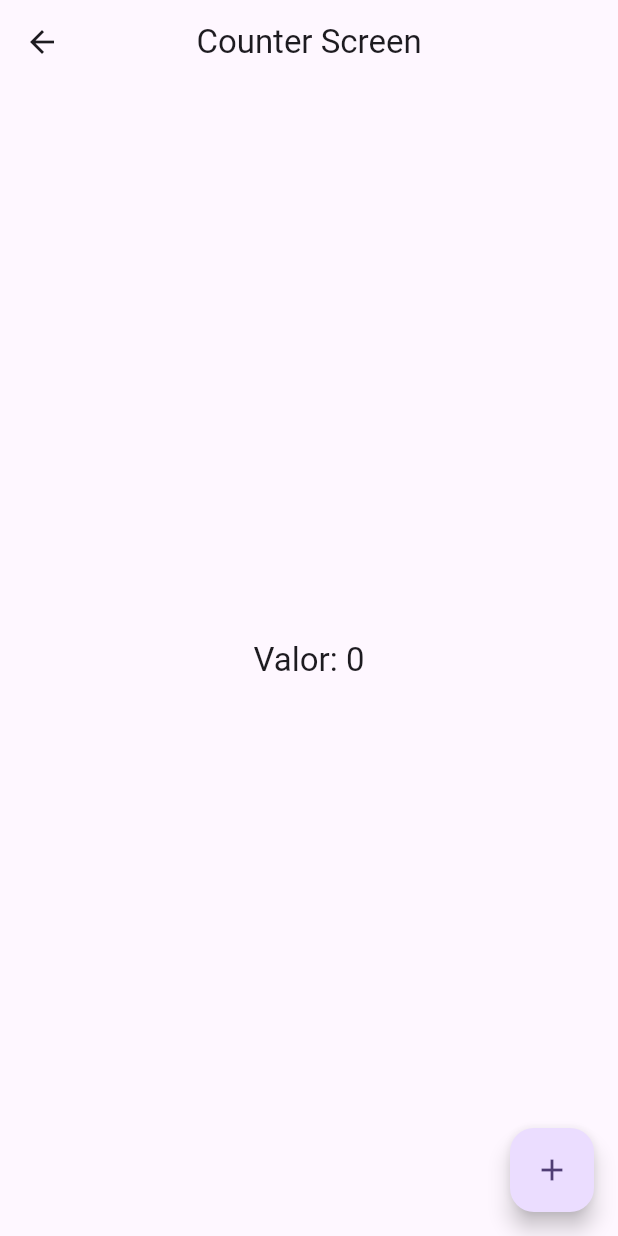
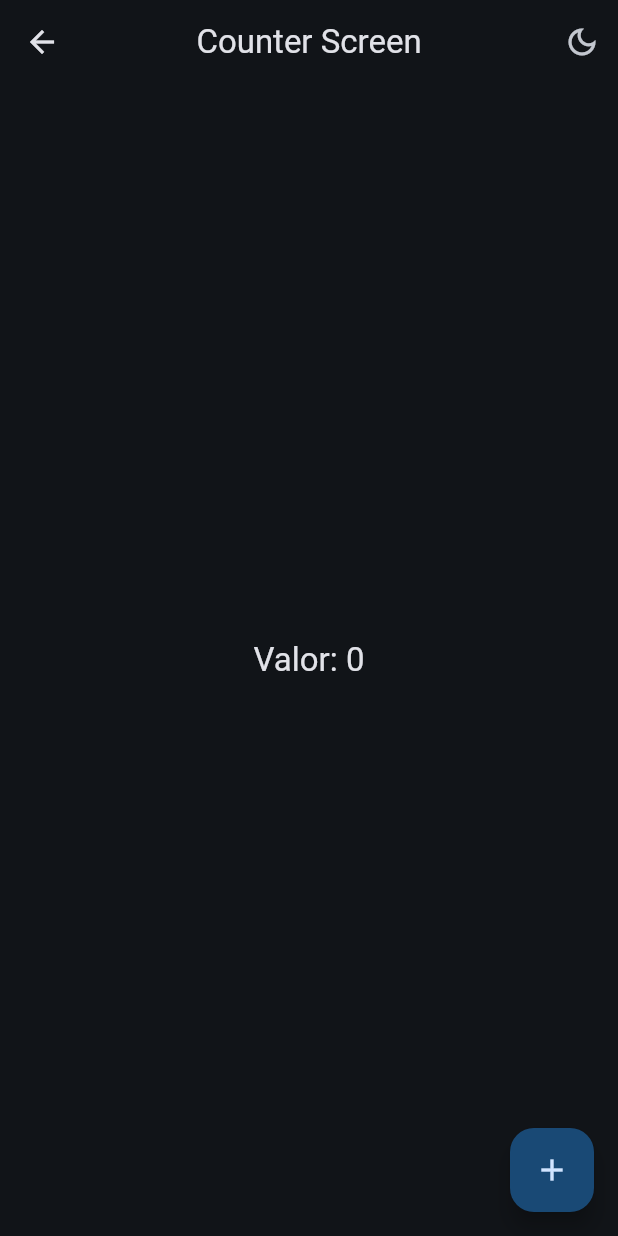
Before and after one commit to AlejandroMira77/widgets_app, a Flutter app: the screen it shows after launch, after a tap on "Riverpod Counter", on a phone screen of 412 x 824 dp. Run offline on Flutter 3.47's test engine with Material 3 defaults, Android fonts, the phone set to English and light mode, and no system bars; our stand-ins replace animate_do, flutter_riverpod, go_router.

Commit message:
config cambio de tema

```diff
--- a/lib/config/menu/menu_items.dart
+++ b/lib/config/menu/menu_items.dart
@@ -69,5 +69,11 @@ const appMenuItems = <MenuItem>[
     subtitle: 'Listas infinitas y pull to refresh',
     link: '/infinite',
     icon: Icons.list_alt_rounded
+  ),
+  MenuItem(
+    title: 'Cambiar tema',
+    subtitle: 'Cambiar tema de la aplicación',
+    link: '/theme-changer',
+    icon: Icons.color_lens_outlined
   )
 ];
--- a/lib/config/router/app_router.dart
+++ b/lib/config/router/app_router.dart
@@ -53,6 +53,11 @@ final appRouter = GoRouter(
       path: '/counter-river',
       name: CounterScreen.name,
       builder: (context, state) => const CounterScreen(),
+    ),
+    GoRoute(
+      path: '/theme-changer',
+      name: ThemeChangerScreen.name,
+      builder: (context, state) => const ThemeChangerScreen(),
     )
   ]
 );
--- a/lib/config/theme/app_theme.dart
+++ b/lib/config/theme/app_theme.dart
@@ -15,14 +15,17 @@ const colorList = <Color>[
 class AppTheme {
 
   final int selectedColor;
+  final bool isDarkMode;
 
   AppTheme({
-    this.selectedColor = 0
+    this.selectedColor = 0,
+    this.isDarkMode = false
   }): assert(selectedColor >= 0, 'Selected color must be greater then 0'),
       assert(selectedColor < colorList.length, 'Selected color must be less or equal than ${ colorList.length - 1 }');
 
   ThemeData getTheme() => ThemeData(
     useMaterial3: true,
+    brightness: isDarkMode ? Brightness.dark : Brightness.light,
     colorSchemeSeed: colorList[selectedColor],
     appBarTheme: const AppBarTheme(
       centerTitle: true
--- a/lib/main.dart
+++ b/lib/main.dart
@@ -1,21 +1,33 @@
 import 'package:flutter/material.dart';
+import 'package:flutter_riverpod/flutter_riverpod.dart';
+
 import 'package:widgets_app/config/router/app_router.dart';
 import 'package:widgets_app/config/theme/app_theme.dart';
+import 'package:widgets_app/presentation/providers/theme_provider.dart';
 
 void main() {
-  runApp(const MainApp());
+  runApp(
+    // ProviderScope es un tipo de widget especial en el que va a mantener una referencia a todos los providers
+    const ProviderScope(
+      child: MainApp()
+    )
+  );
 }
 
-class MainApp extends StatelessWidget {
+class MainApp extends ConsumerWidget {
   const MainApp({super.key});
 
   @override
-  Widget build(BuildContext context) {
+  Widget build(BuildContext context, WidgetRef ref) {
+
+    final bool darkMode = ref.watch(isDarkModeProvider);
+    final int selectedColor = ref.watch(selectedColorProvider);
+
     return MaterialApp.router(
       title: 'Flutter Widgets',
       routerConfig: appRouter,
       debugShowCheckedModeBanner: false,
-      theme: AppTheme(selectedColor: 5).getTheme(),
+      theme: AppTheme(selectedColor: selectedColor, isDarkMode: darkMode).getTheme(),
     );
   }
 }
--- /dev/null
+++ b/lib/presentation/providers/counter_provider.dart
@@ -0,0 +1,3 @@
+import 'package:flutter_riverpod/flutter_riverpod.dart';
+
+final counterProvider = StateProvider<int>((ref) => 0);
--- /dev/null
+++ b/lib/presentation/providers/theme_provider.dart
@@ -0,0 +1,9 @@
+import 'package:flutter_riverpod/flutter_riverpod.dart';
+import 'package:widgets_app/config/theme/app_theme.dart';
+
+final isDarkModeProvider = StateProvider<bool>((ref) => true);
+
+// listado de colores inmutable
+final colorListProvider = Provider((ref) => colorList);
+
+final selectedColorProvider = StateProvider((ref) => 0);
--- a/lib/presentation/screens/counter_screen.dart
+++ b/lib/presentation/screens/counter_screen.dart
@@ -1,38 +1,48 @@
 import 'package:flutter/material.dart';
+import 'package:flutter_riverpod/flutter_riverpod.dart';
 
-class CounterScreen extends StatefulWidget {
+import 'package:widgets_app/presentation/providers/counter_provider.dart';
+import 'package:widgets_app/presentation/providers/theme_provider.dart';
+
+class CounterScreen extends ConsumerWidget {
 
   static const String name = 'counter_screen';
 
   const CounterScreen({super.key});
 
   @override
-  State<CounterScreen> createState() => _CounterScreenState();
-}
+  Widget build(BuildContext context, WidgetRef ref) {
 
-class _CounterScreenState extends State<CounterScreen> {
+    final int clickCounter = ref.watch(counterProvider);
+    final bool changeDarkMode = ref.watch(isDarkModeProvider);
 
-  int _counter = 0;
-
-  void _increment() {
-    setState(() {
-      _counter ++;
-    });
-  }
-
-  @override
-  Widget build(BuildContext context) {
     return Scaffold(
       appBar: AppBar(
         title: const Text('Counter Screen'),
+        actions: [
+          IconButton(
+            icon: Icon(
+              changeDarkMode ?
+              Icons.dark_mode_outlined : Icons.light_mode_outlined
+            ),
+            onPressed: () {
+              ref.read(isDarkModeProvider.notifier).update((state) => !state);
+            },
+          )
+        ],
       ),
       body: Center(
-        child: Text('Valor: $_counter', style: Theme.of(context).textTheme.titleLarge),
-        // child: Text('Valor: $_counter', style: const TextStyle(fontSize: 20)),
+        child: Text(
+          'Valor: $clickCounter',
+          style: Theme.of(context).textTheme.titleLarge,
+        ),
       ),
       floatingActionButton: FloatingActionButton(
-        onPressed: _increment,
         child: const Icon(Icons.add),
+        onPressed: () {
+          // ref.read(counterProvider.notifier).state ++;
+          ref.read(counterProvider.notifier).update((state) => state + 1);
+        },
       ),
     );
   }
--- a/lib/presentation/screens/screens.dart
+++ b/lib/presentation/screens/screens.dart
@@ -8,3 +8,4 @@ export 'package:widgets_app/presentation/screens/progress_screen.dart';
 export 'package:widgets_app/presentation/screens/snackbar_screen.dart';
 export 'package:widgets_app/presentation/screens/ui_controls_screen.dart';
 export 'package:widgets_app/presentation/screens/counter_screen.dart';
+export 'package:widgets_app/presentation/screens/theme_changer_screen.dart';
--- a/pubspec.yaml
+++ b/pubspec.yaml
@@ -11,6 +11,7 @@ dependencies:
     sdk: flutter
   go_router: ^14.6.3
   animate_do: ^3.3.4
+  flutter_riverpod: ^2.6.1
 
 dev_dependencies:
   flutter_test:
```
Also changed, not shown: lib/presentation/screens/theme_changer_screen.dart (added, +63 -0 lines), pubspec.lock.
